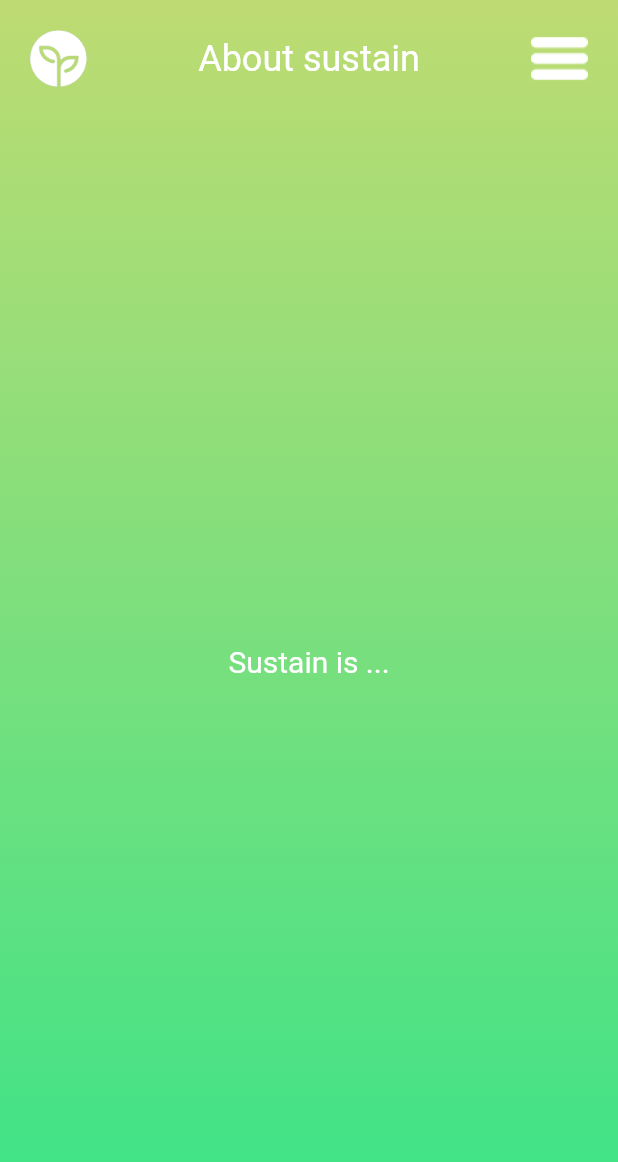
After one commit to IllogicalTree/Sustain, a Flutter app: the About screen opened by its route, on a phone screen of 412 x 824 dp. The commit adds this screen. Shown: the top 1162 px of the screen. Run offline on Flutter 3.47's test engine with Material 2 defaults, Android fonts, the phone set to English and light mode, and no system bars.

Commit message:
adds about page

```diff
--- /dev/null
+++ b/lib/about.dart
@@ -0,0 +1,50 @@
+import 'package:flutter/material.dart';
+
+class About extends StatelessWidget {
+  @override
+  Widget build(BuildContext context) {
+    return Scaffold(
+      body: Container(
+        decoration: BoxDecoration(
+          gradient: LinearGradient(
+            begin: Alignment.topCenter,
+            end: Alignment.bottomCenter,
+            colors: [Color(0xFFBEDB72), Color(0xFF3AE388)],
+          ),
+        ),
+        child: Column(
+          children: [
+            Container(
+              height: 58,
+              padding: EdgeInsets.only(left: 20, right: 20, top: 20),
+              child: Row(
+                children: [
+                  Image.asset('assets/logo.png'),
+                  Spacer(),
+                  Text(
+                    'About sustain',
+                    style: TextStyle(
+                      color: Colors.white,
+                      fontSize: 24,
+                    ),
+                  ),
+                  Spacer(),
+                  InkWell(
+                    child: Image.asset('assets/menu-icon.png'),
+                    onTap: () => Navigator.pushNamed(context, '/menu'),
+                  ),
+                ],
+              ),
+            ),
+            Spacer(),
+            Text(
+              'Sustain is ...',
+              style: TextStyle(color: Colors.white, fontSize: 20),
+            ),
+            Spacer(),
+          ],
+        ),
+      ),
+    );
+  }
+}
--- a/lib/main.dart
+++ b/lib/main.dart
@@ -5,6 +5,7 @@ import 'package:sustain/menu.dart';
 import 'package:sustain/product.dart';
 import 'package:sustain/profile.dart';
 import 'package:sustain/register.dart';
+import 'package:sustain/about.dart';
 
 void main() {
   runApp(MyApp());
@@ -27,7 +28,8 @@ class MyApp extends StatelessWidget {
         '/profile': (context) => Profile(),
         '/menu': (context) => Menu(),
         '/history': (context) => History(),
-        '/product': (context) => Product()
+        '/product': (context) => Product(),
+        '/about': (context) => About(),
       },
     );
   }
```
